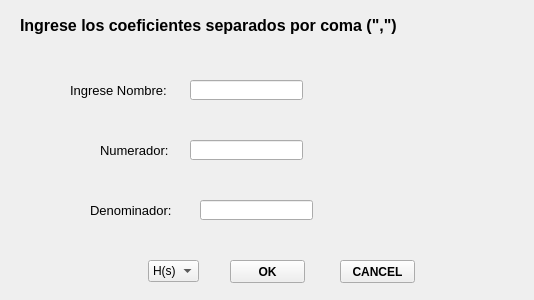
First picture: the form in frontend/input_teorico.ui, repository odevincenti/TC-TP1, before the edit.
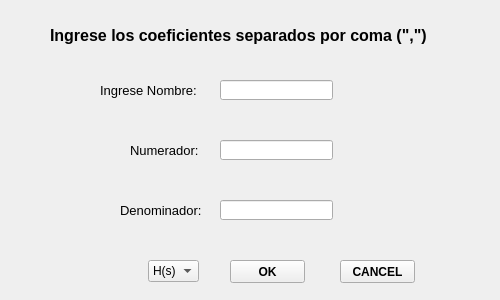
Second picture: the form after the edit.

Diff of the .ui file:
```diff
--- a/frontend/input_teorico.ui
+++ b/frontend/input_teorico.ui
@@ -6,7 +6,7 @@
    <rect>
     <x>0</x>
     <y>0</y>
-    <width>534</width>
+    <width>500</width>
     <height>300</height>
    </rect>
   </property>
@@ -54,7 +54,7 @@
   <widget class="QLabel" name="label">
    <property name="geometry">
     <rect>
-     <x>70</x>
+     <x>100</x>
      <y>80</y>
      <width>131</width>
      <height>20</height>
@@ -72,7 +72,7 @@
   <widget class="QLabel" name="label_2">
    <property name="geometry">
     <rect>
-     <x>100</x>
+     <x>130</x>
      <y>140</y>
      <width>101</width>
      <height>20</height>
@@ -90,9 +90,9 @@
   <widget class="QLabel" name="label_3">
    <property name="geometry">
     <rect>
-     <x>90</x>
+     <x>120</x>
      <y>200</y>
-     <width>111</width>
+     <width>91</width>
      <height>20</height>
     </rect>
    </property>
@@ -108,9 +108,9 @@
   <widget class="QLabel" name="label_4">
    <property name="geometry">
     <rect>
-     <x>20</x>
-     <y>10</y>
-     <width>501</width>
+     <x>50</x>
+     <y>20</y>
+     <width>411</width>
      <height>31</height>
     </rect>
    </property>
@@ -143,7 +143,7 @@
   <widget class="QLineEdit" name="nombre_graph_teorico">
    <property name="geometry">
     <rect>
-     <x>190</x>
+     <x>220</x>
      <y>80</y>
      <width>113</width>
      <height>20</height>
@@ -153,7 +153,7 @@
   <widget class="QLineEdit" name="numerador_teorico">
    <property name="geometry">
     <rect>
-     <x>190</x>
+     <x>220</x>
      <y>140</y>
      <width>113</width>
      <height>20</height>
@@ -163,7 +163,7 @@
   <widget class="QLineEdit" name="denominador_teorico">
    <property name="geometry">
     <rect>
-     <x>200</x>
+     <x>220</x>
      <y>200</y>
      <width>113</width>
      <height>20</height>
```
